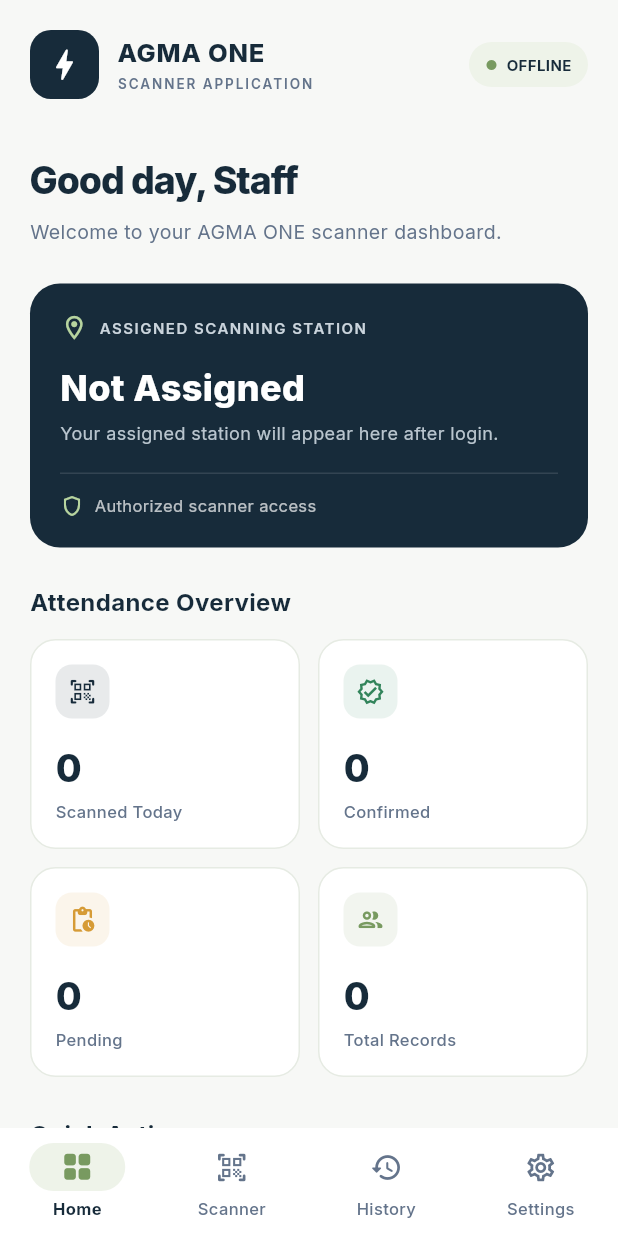
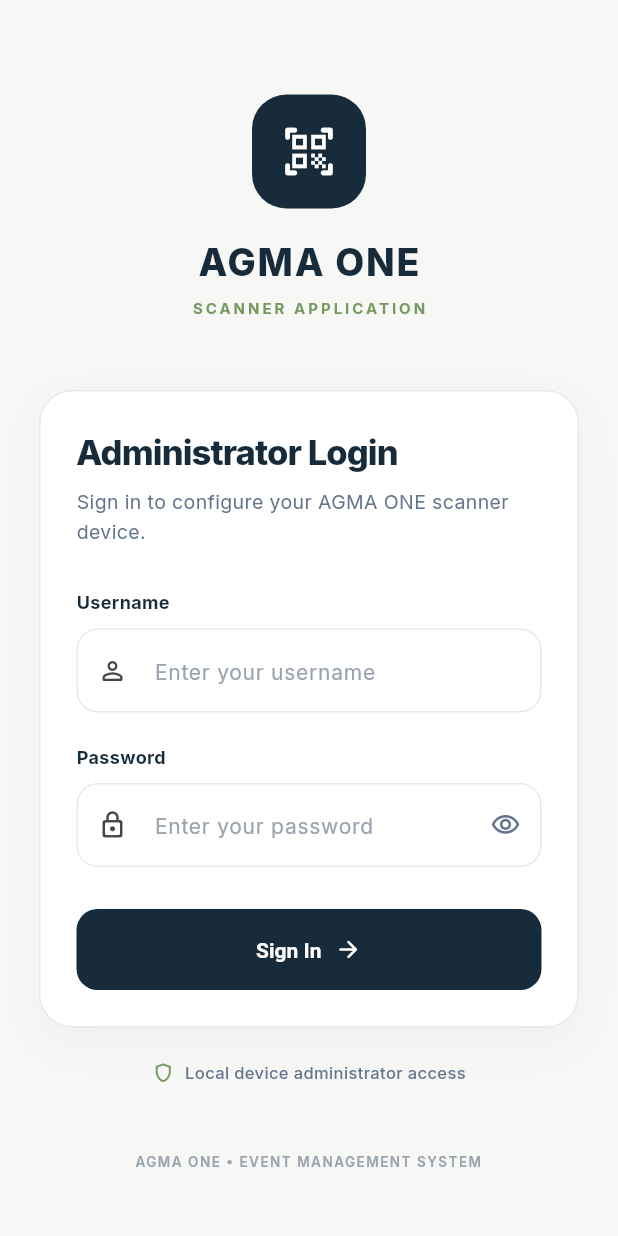
Before and after one commit to glentooth00/agma_one_scanner, a Flutter app: the screen it shows after launch, on a phone screen of 412 x 824 dp. Run offline on Flutter 3.47's test engine with Material 3 defaults, Android fonts, the phone set to English and light mode, and no system bars; our stand-ins replace flutter_secure_storage, google_fonts.

Commit message:
Implement login functionality and session management for local administrator

```diff
--- a/lib/app/app.dart
+++ b/lib/app/app.dart
@@ -1,9 +1,71 @@
 
 import 'package:flutter/material.dart';
+
+import '../screens/auth/login_screen.dart';
+import '../services/local_admin_auth.dart';
 import 'theme.dart';
 
-class AgmaScannerApp extends StatelessWidget {
+// ======================================================
+// MAIN APPLICATION
+// ======================================================
+
+class AgmaScannerApp extends StatefulWidget {
   const AgmaScannerApp({super.key});
+
+  @override
+  State<AgmaScannerApp> createState() => _AgmaScannerAppState();
+}
+
+class _AgmaScannerAppState extends State<AgmaScannerApp> {
+  bool _isCheckingSession = true;
+  bool _isAuthenticated = false;
+
+  @override
+  void initState() {
+    super.initState();
+    _restoreSession();
+  }
+
+  // CHECK LOCAL ADMINISTRATOR SESSION
+  Future<void> _restoreSession() async {
+    try {
+      await LocalAdminAuth.initialize();
+
+      final loggedIn = await LocalAdminAuth.isLoggedIn();
+
+      if (!mounted) return;
+
+      setState(() {
+        _isAuthenticated = loggedIn;
+        _isCheckingSession = false;
+      });
+    } catch (e) {
+      if (!mounted) return;
+
+      setState(() {
+        _isAuthenticated = false;
+        _isCheckingSession = false;
+      });
+    }
+  }
+
+  // LOGIN SUCCESS
+  void _handleLoginSuccess() {
+    setState(() {
+      _isAuthenticated = true;
+    });
+  }
+
+  // LOGOUT
+  Future<void> _handleLogout() async {
+    await LocalAdminAuth.logout();
+
+    if (!mounted) return;
+
+    setState(() {
+      _isAuthenticated = false;
+    });
+  }
 
   @override
   Widget build(BuildContext context) {
@@ -11,7 +73,17 @@ class AgmaScannerApp extends StatelessWidget {
       title: 'AGMA ONE Scanner',
       debugShowCheckedModeBanner: false,
       theme: AppTheme.lightTheme,
-      home: const AppShell(),
+      home: _isCheckingSession
+          ? const Scaffold(
+              body: Center(
+                child: CircularProgressIndicator(),
+              ),
+            )
+          : _isAuthenticated
+              ? AppShell(onLogout: _handleLogout)
+              : LoginScreen(
+                  onLoginSuccess: _handleLoginSuccess,
+                ),
     );
   }
 }
@@ -21,7 +93,12 @@ class AgmaScannerApp extends StatelessWidget {
 // ======================================================
 
 class AppShell extends StatefulWidget {
-  const AppShell({super.key});
+  final VoidCallback onLogout;
+
+  const AppShell({
+    super.key,
+    required this.onLogout,
+  });
 
   @override
   State<AppShell> createState() => _AppShellState();
@@ -47,7 +124,9 @@ class _AppShellState extends State<AppShell> {
           ),
           const ScannerPage(),
           const HistoryPage(),
-          const SettingsPage(),
+          SettingsPage(
+            onLogout: widget.onLogout,
+          ),
         ],
       ),
       bottomNavigationBar: NavigationBar(
@@ -83,7 +162,10 @@ class _AppShellState extends State<AppShell> {
 class DashboardPage extends StatelessWidget {
   final VoidCallback onStartScanning;
 
-  const DashboardPage({super.key, required this.onStartScanning});
+  const DashboardPage({
+    super.key,
+    required this.onStartScanning,
+  });
 
   @override
   Widget build(BuildContext context) {
@@ -340,7 +422,9 @@ class DashboardPage extends StatelessWidget {
               width: double.infinity,
               child: ElevatedButton.icon(
                 onPressed: onStartScanning,
-                icon: const Icon(Icons.qr_code_scanner_rounded),
+                icon: const Icon(
+                  Icons.qr_code_scanner_rounded,
+                ),
                 label: const Text('Start Scanning'),
               ),
             ),
@@ -443,7 +527,8 @@ class ScannerPage extends StatelessWidget {
     return const _PlaceholderPage(
       icon: Icons.qr_code_scanner_rounded,
       title: 'QR Scanner',
-      description: 'Scan a member QR code to retrieve their registration information.',
+      description:
+          'Scan a member QR code to retrieve their registration information.',
     );
   }
 }
@@ -460,7 +545,8 @@ class HistoryPage extends StatelessWidget {
     return const _PlaceholderPage(
       icon: Icons.history_rounded,
       title: 'Scan History',
-      description: 'Your recent member scans and attendance confirmations will appear here.',
+      description:
+          'Your recent member scans and attendance confirmations will appear here.',
     );
   }
 }
@@ -470,14 +556,89 @@ class HistoryPage extends StatelessWidget {
 // ======================================================
 
 class SettingsPage extends StatelessWidget {
-  const SettingsPage({super.key});
+  final VoidCallback onLogout;
+
+  const SettingsPage({
+    super.key,
+    required this.onLogout,
+  });
 
   @override
   Widget build(BuildContext context) {
-    return const _PlaceholderPage(
-      icon: Icons.settings_outlined,
-      title: 'Settings',
-      description: 'Manage your scanner account, assigned station, and application preferences.',
+    return SafeArea(
+      child: Padding(
+        padding: const EdgeInsets.all(24),
+        child: Column(
+          crossAxisAlignment: CrossAxisAlignment.start,
+          children: [
+            const Text(
+              'Settings',
+              style: TextStyle(
+                fontSize: 25,
+                fontWeight: FontWeight.w800,
+                color: AppTheme.primary,
+              ),
+            ),
+            const SizedBox(height: 8),
+            const Text(
+              'Manage your AGMA ONE scanner device.',
+              style: TextStyle(
+                fontSize: 13,
+                color: AppTheme.textSecondary,
+              ),
+            ),
+            const SizedBox(height: 25),
+
+            const _PlaceholderPage(
+              icon: Icons.settings_outlined,
+              title: 'Device Configuration',
+              description:
+                  'Server connection, administrator account, and scanner preferences will be available here.',
+            ),
+
+            const Spacer(),
+
+            SizedBox(
+              width: double.infinity,
+              child: OutlinedButton.icon(
+                onPressed: () async {
+                  final confirmed = await showDialog<bool>(
+                    context: context,
+                    builder: (dialogContext) {
+                      return AlertDialog(
+                        title: const Text('Logout'),
+                        content: const Text(
+                          'Are you sure you want to log out of the administrator account?',
+                        ),
+                        actions: [
+                          TextButton(
+                            onPressed: () {
+                              Navigator.pop(dialogContext, false);
+                            },
+                            child: const Text('Cancel'),
+                          ),
+                          ElevatedButton(
+                            onPressed: () {
+                              Navigator.pop(dialogContext, true);
+                            },
+                            child: const Text('Logout'),
+                          ),
+                        ],
+                      );
+                    },
+                  );
+
+                  if (confirmed == true) {
+                    onLogout();
+                  }
+                },
+                icon: const Icon(Icons.logout_rounded),
+                label: const Text('Logout Administrator'),
+              ),
+            ),
+          ],
+        ),
+      ),
     );
   }
 }
--- a/lib/main.dart
+++ b/lib/main.dart
@@ -1,9 +1,13 @@
+import 'package:flutter/material.dart';
+import 'package:google_fonts/google_fonts.dart';
 
-import 'package:flutter/material.dart';
 import 'app/app.dart';
 
 void main() {
   WidgetsFlutterBinding.ensureInitialized();
 
+  // Prevent Google Fonts from downloading fonts at runtime.
+  GoogleFonts.config.allowRuntimeFetching = false;
+
   runApp(const AgmaScannerApp());
 }
--- /dev/null
+++ b/lib/screens/auth/login_screen.dart
@@ -0,0 +1,339 @@
+
+import 'package:flutter/material.dart';
+
+import '../../app/theme.dart';
+import '../../services/local_admin_auth.dart';
+
+class LoginScreen extends StatefulWidget {
+  final VoidCallback onLoginSuccess;
+
+  const LoginScreen({
+    super.key,
+    required this.onLoginSuccess,
+  });
+
+  @override
+  State<LoginScreen> createState() => _LoginScreenState();
+}
+
+class _LoginScreenState extends State<LoginScreen> {
+  final _formKey = GlobalKey<FormState>();
+  final _usernameController = TextEditingController();
+  final _passwordController = TextEditingController();
+
+  bool _obscurePassword = true;
+  bool _isLoading = false;
+
+  @override
+  void dispose() {
+    _usernameController.dispose();
+    _passwordController.dispose();
+    super.dispose();
+  }
+
+  Future<void> _handleLogin() async {
+    if (!_formKey.currentState!.validate()) return;
+
+    setState(() {
+      _isLoading = true;
+    });
+
+    try {
+      final authenticated = await LocalAdminAuth.login(
+        username: _usernameController.text,
+        password: _passwordController.text,
+      );
+
+      if (!mounted) return;
+
+      if (authenticated) {
+        widget.onLoginSuccess();
+      } else {
+        ScaffoldMessenger.of(context).showSnackBar(
+          const SnackBar(
+            content: Text('Incorrect username or password.'),
+            backgroundColor: AppTheme.error,
+          ),
+        );
+      }
+    } catch (e) {
+      if (!mounted) return;
+
+      ScaffoldMessenger.of(context).showSnackBar(
+        const SnackBar(
+          content: Text('Unable to authenticate administrator.'),
+          backgroundColor: AppTheme.error,
+        ),
+      );
+    } finally {
+      if (mounted) {
+        setState(() {
+          _isLoading = false;
+        });
+      }
+    }
+  }
+
+  @override
+  Widget build(BuildContext context) {
+    return Scaffold(
+      backgroundColor: AppTheme.background,
+      body: SafeArea(
+        child: Center(
+          child: SingleChildScrollView(
+            padding: const EdgeInsets.symmetric(
+              horizontal: 26,
+              vertical: 28,
+            ),
+            child: ConstrainedBox(
+              constraints: const BoxConstraints(maxWidth: 430),
+              child: Column(
+                crossAxisAlignment: CrossAxisAlignment.stretch,
+                children: [
+                  const SizedBox(height: 20),
+
+                  // BRAND
+                  Center(
+                    child: Column(
+                      children: [
+                        Container(
+                          width: 76,
+                          height: 76,
+                          decoration: BoxDecoration(
+                            color: AppTheme.primary,
+                            borderRadius: BorderRadius.circular(23),
+                          ),
+                          child: const Icon(
+                            Icons.qr_code_scanner_rounded,
+                            color: Colors.white,
+                            size: 38,
+                          ),
+                        ),
+                        const SizedBox(height: 18),
+                        const Text(
+                          'AGMA ONE',
+                          style: TextStyle(
+                            fontSize: 25,
+                            fontWeight: FontWeight.w800,
+                            letterSpacing: 1.2,
+                            color: AppTheme.primary,
+                          ),
+                        ),
+                        const SizedBox(height: 5),
+                        const Text(
+                          'SCANNER APPLICATION',
+                          style: TextStyle(
+                            fontSize: 10,
+                            fontWeight: FontWeight.w700,
+                            letterSpacing: 2,
+                            color: AppTheme.sage,
+                          ),
+                        ),
+                      ],
+                    ),
+                  ),
+
+                  const SizedBox(height: 48),
+
+                  // LOGIN CARD
+                  Container(
+                    padding: const EdgeInsets.all(24),
+                    decoration: BoxDecoration(
+                      color: AppTheme.surface,
+                      borderRadius: BorderRadius.circular(22),
+                      border: Border.all(color: AppTheme.border),
+                      boxShadow: [
+                        BoxShadow(
+                          color: AppTheme.primary.withValues(alpha: 0.04),
+                          blurRadius: 25,
+                          offset: const Offset(0, 10),
+                        ),
+                      ],
+                    ),
+                    child: Form(
+                      key: _formKey,
+                      child: Column(
+                        crossAxisAlignment: CrossAxisAlignment.start,
+                        children: [
+                          const Text(
+                            'Administrator Login',
+                            style: TextStyle(
+                              fontSize: 23,
+                              fontWeight: FontWeight.w800,
+                              color: AppTheme.primary,
+                              letterSpacing: -0.6,
+                            ),
+                          ),
+                          const SizedBox(height: 7),
+                          const Text(
+                            'Sign in to configure your AGMA ONE scanner device.',
+                            style: TextStyle(
+                              fontSize: 13,
+                              height: 1.5,
+                              color: AppTheme.textSecondary,
+                            ),
+                          ),
+
+                          const SizedBox(height: 28),
+
+                          // USERNAME
+                          const Text(
+                            'Username',
+                            style: TextStyle(
+                              fontSize: 12,
+                              fontWeight: FontWeight.w700,
+                              color: AppTheme.primary,
+                            ),
+                          ),
+                          const SizedBox(height: 9),
+                          TextFormField(
+                            controller: _usernameController,
+                            textInputAction: TextInputAction.next,
+                            autocorrect: false,
+                            decoration: const InputDecoration(
+                              hintText: 'Enter your username',
+                              prefixIcon: Icon(
+                                Icons.person_outline_rounded,
+                                size: 20,
+                              ),
+                            ),
+                            validator: (value) {
+                              if (value == null ||
+                                  value.trim().isEmpty) {
+                                return 'Please enter your username.';
+                              }
+                              return null;
+                            },
+                          ),
+
+                          const SizedBox(height: 21),
+
+                          // PASSWORD
+                          const Text(
+                            'Password',
+                            style: TextStyle(
+                              fontSize: 12,
+                              fontWeight: FontWeight.w700,
+                              color: AppTheme.primary,
+                            ),
+                          ),
+                          const SizedBox(height: 9),
+                          TextFormField(
+                            controller: _passwordController,
+                            obscureText: _obscurePassword,
+                            textInputAction: TextInputAction.done,
+                            onFieldSubmitted: (_) => _handleLogin(),
+                            decoration: InputDecoration(
+                              hintText: 'Enter your password',
+                              prefixIcon: const Icon(
+                                Icons.lock_outline_rounded,
+                                size: 20,
+                              ),
+                              suffixIcon: IconButton(
+                                onPressed: () {
+                                  setState(() {
+                                    _obscurePassword =
+                                        !_obscurePassword;
+                                  });
+                                },
+                                icon: Icon(
+                                  _obscurePassword
+                                      ? Icons.visibility_outlined
+                                      : Icons.visibility_off_outlined,
+                                  size: 20,
+                                  color: AppTheme.textSecondary,
+                                ),
+                              ),
+                            ),
+                            validator: (value) {
+                              if (value == null || value.isEmpty) {
+                                return 'Please enter your password.';
+                              }
+                              return null;
+                            },
+                          ),
+
+                          const SizedBox(height: 28),
+
+                          // SIGN IN BUTTON
+                          SizedBox(
+                            width: double.infinity,
+                            height: 54,
+                            child: ElevatedButton(
+                              onPressed:
+                                  _isLoading ? null : _handleLogin,
+                              child: _isLoading
+                                  ? const SizedBox(
+                                      width: 21,
+                                      height: 21,
+                                      child: CircularProgressIndicator(
+                                        strokeWidth: 2,
+                                        color: Colors.white,
+                                      ),
+                                    )
+                                  : const Row(
+                                      mainAxisAlignment:
+                                          MainAxisAlignment.center,
+                                      children: [
+                                        Text('Sign In'),
+                                        SizedBox(width: 9),
+                                        Icon(
+                                          Icons.arrow_forward_rounded,
+                                          size: 18,
+                                        ),
+                                      ],
+                                    ),
+                            ),
+                          ),
+                        ],
+                      ),
+                    ),
+                  ),
+
+                  const SizedBox(height: 22),
+
+                  // AUTHORIZATION NOTICE
+                  Row(
+                    mainAxisAlignment: MainAxisAlignment.center,
+                    children: [
+                      const Icon(
+                        Icons.shield_outlined,
+                        size: 15,
+                        color: AppTheme.sage,
+                      ),
+                      const SizedBox(width: 7),
+                      const Flexible(
+                        child: Text(
+                          'Local device administrator access',
+                          textAlign: TextAlign.center,
+                          style: TextStyle(
+                            fontSize: 11,
+                            fontWeight: FontWeight.w500,
+                            color: AppTheme.textSecondary,
+                          ),
+                        ),
+                      ),
+                    ],
+                  ),
+
+                  const SizedBox(height: 45),
+
+                  const Text(
+                    'AGMA ONE • EVENT MANAGEMENT SYSTEM',
+                    textAlign: TextAlign.center,
+                    style: TextStyle(
+                      fontSize: 9,
+                      fontWeight: FontWeight.w600,
+                      letterSpacing: 1,
+                      color: Color(0xFF9AA4AF),
+                    ),
+                  ),
+                ],
+              ),
+            ),
+          ),
+        ),
+      ),
+    );
+  }
+}
--- /dev/null
+++ b/lib/services/local_admin_auth.dart
@@ -0,0 +1,83 @@
+
+import 'package:flutter_secure_storage/flutter_secure_storage.dart';
+
+class LocalAdminAuth {
+  LocalAdminAuth._();
+
+  static const FlutterSecureStorage _storage =
+      FlutterSecureStorage();
+
+  static const String _initializedKey = 'local_admin_initialized';
+  static const String _usernameKey = 'local_admin_username';
+  static const String _passwordKey = 'local_admin_password';
+  static const String _sessionKey = 'local_admin_session';
+
+  static const String defaultUsername = 'admin';
+  static const String defaultPassword = 'AGMA@One2026';
+
+  /// Creates the default administrator account on first launch.
+  static Future<void> initialize() async {
+    final initialized = await _storage.read(
+      key: _initializedKey,
+    );
+
+    if (initialized == 'true') return;
+
+    await _storage.write(
+      key: _usernameKey,
+      value: defaultUsername,
+    );
+
+    await _storage.write(
+      key: _passwordKey,
+      value: defaultPassword,
+    );
+
+    await _storage.write(
+      key: _initializedKey,
+      value: 'true',
+    );
+  }
+
+  /// Validates local administrator credentials.
+  static Future<bool> login({
+    required String username,
+    required String password,
+  }) async {
+    await initialize();
+
+    final savedUsername = await _storage.read(
+      key: _usernameKey,
+    );
+
+    final savedPassword = await _storage.read(
+      key: _passwordKey,
+    );
+
+    if (username.trim() != savedUsername ||
+        password != savedPassword) {
+      return false;
+    }
+
+    await _storage.write(
+      key: _sessionKey,
+      value: 'true',
+    );
+
+    return true;
+  }
+
+  /// Checks whether an administrator session exists.
+  static Future<bool> isLoggedIn() async {
+    final session = await _storage.read(
+      key: _sessionKey,
+    );
+
+    return session == 'true';
+  }
+
+  /// Ends the local administrator session.
+  static Future<void> logout() async {
+    await _storage.delete(key: _sessionKey);
+  }
+}
```
Also changed, not shown: 1 other file.
